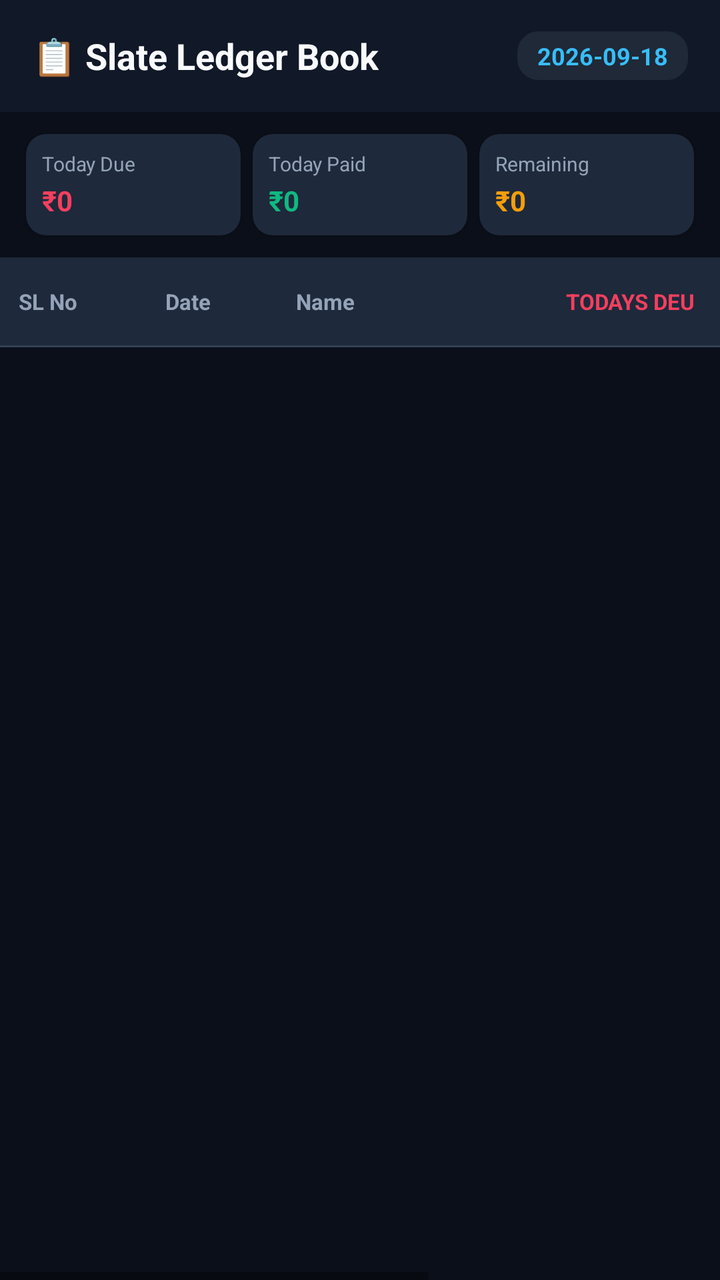
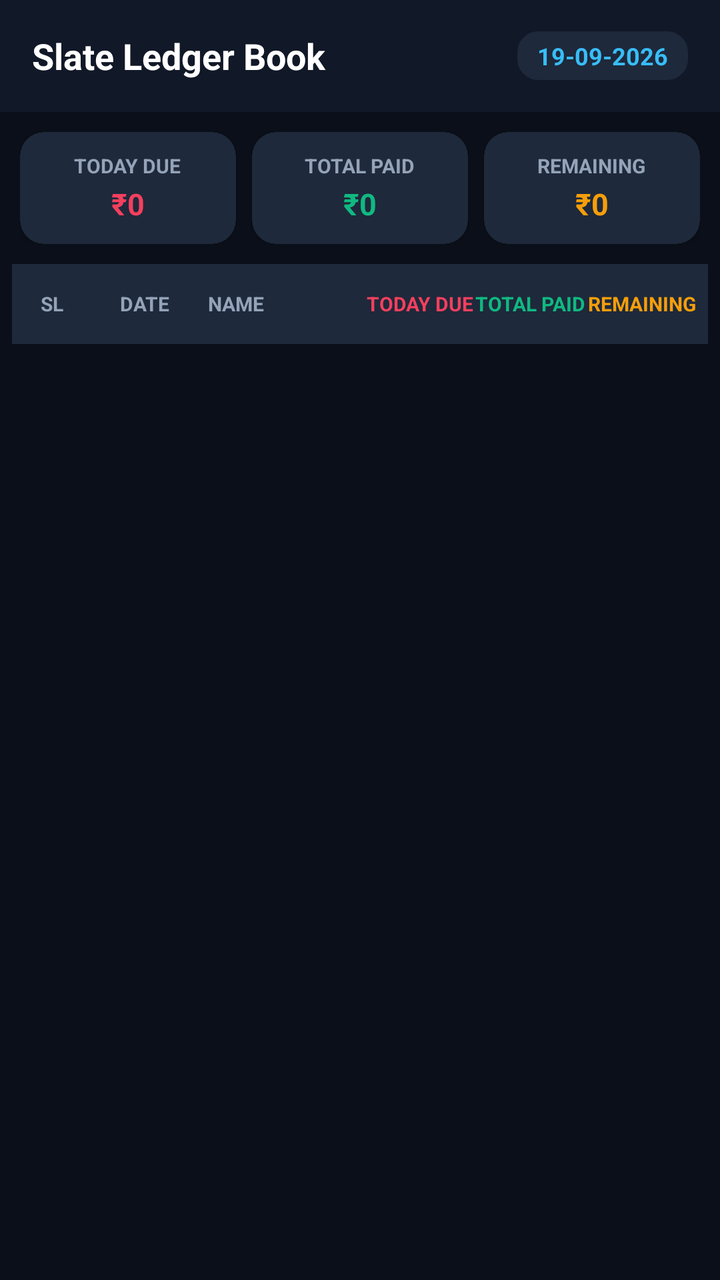

Screens rendered from an Android XML layout before and after an edit, with the pre-edit source and the edit as a unified diff.
<!-- AndroidManifest.xml: application theme Theme.QuickLoan -->
<!-- res/layout/activity_payment_history.xml -->
<?xml version="1.0" encoding="utf-8"?>
<LinearLayout xmlns:android="http://schemas.android.com/apk/res/android"
    xmlns:app="http://schemas.android.com/apk/res-auto"
    android:layout_width="match_parent"
    android:layout_height="match_parent"
    android:background="#0B0F19"
    android:orientation="vertical">

    
    <LinearLayout
        android:layout_width="match_parent"
        android:layout_height="56dp"
        android:background="#111827"
        android:gravity="center_vertical"
        android:orientation="horizontal"
        android:paddingHorizontal="16dp">

        <TextView
            android:layout_width="wrap_content"
            android:layout_height="wrap_content"
            android:text="📋 Slate Ledger Book"
            android:textColor="#F8FAFC"
            android:textSize="18sp"
            android:textStyle="bold" />

        <View
            android:layout_width="0dp"
            android:layout_height="1dp"
            android:layout_weight="1" />

        <TextView
            android:id="@+id/tvSlateCurrentDate"
            android:layout_width="wrap_content"
            android:layout_height="wrap_content"
            android:background="@drawable/edittext_bg"
            android:backgroundTint="#1F2937"
            android:paddingHorizontal="10dp"
            android:paddingVertical="4dp"
            android:text="2026-09-18"
            android:textColor="#38BDF8"
            android:textSize="12sp"
            android:textStyle="bold" />
    </LinearLayout>

    
    <LinearLayout
        android:layout_width="match_parent"
        android:layout_height="wrap_content"
        android:orientation="horizontal"
        android:paddingHorizontal="10dp"
        android:paddingVertical="8dp">

        <androidx.cardview.widget.CardView
            android:layout_width="0dp"
            android:layout_height="wrap_content"
            android:layout_margin="3dp"
            android:layout_weight="1"
            app:cardBackgroundColor="#1E293B"
            app:cardCornerRadius="10dp">
            <LinearLayout
                android:layout_width="match_parent"
                android:layout_height="wrap_content"
                android:orientation="vertical"
                android:padding="8dp">
                <TextView
                    android:layout_width="wrap_content"
                    android:layout_height="wrap_content"
                    android:text="Today Due"
                    android:textColor="#94A3B8"
                    android:textSize="10sp" />
                <TextView
                    android:id="@+id/tvSlateTotalDue"
                    android:layout_width="wrap_content"
                    android:layout_height="wrap_content"
                    android:layout_marginTop="2dp"
                    android:text="₹0"
                    android:textColor="#F43F5E"
                    android:textSize="14sp"
                    android:textStyle="bold" />
            </LinearLayout>
        </androidx.cardview.widget.CardView>

        <androidx.cardview.widget.CardView
            android:layout_width="0dp"
            android:layout_height="wrap_content"
            android:layout_margin="3dp"
            android:layout_weight="1"
            app:cardBackgroundColor="#1E293B"
            app:cardCornerRadius="10dp">
            <LinearLayout
                android:layout_width="match_parent"
                android:layout_height="wrap_content"
                android:orientation="vertical"
                android:padding="8dp">
                <TextView
                    android:layout_width="wrap_content"
                    android:layout_height="wrap_content"
                    android:text="Today Paid"
                    android:textColor="#94A3B8"
                    android:textSize="10sp" />
                <TextView
                    android:id="@+id/tvSlateTotalPaid"
                    android:layout_width="wrap_content"
                    android:layout_height="wrap_content"
                    android:layout_marginTop="2dp"
                    android:text="₹0"
                    android:textColor="#10B981"
                    android:textSize="14sp"
                    android:textStyle="bold" />
            </LinearLayout>
        </androidx.cardview.widget.CardView>

        <androidx.cardview.widget.CardView
            android:layout_width="0dp"
            android:layout_height="wrap_content"
            android:layout_margin="3dp"
            android:layout_weight="1"
            app:cardBackgroundColor="#1E293B"
            app:cardCornerRadius="10dp">
            <LinearLayout
                android:layout_width="match_parent"
                android:layout_height="wrap_content"
                android:orientation="vertical"
                android:padding="8dp">
                <TextView
                    android:layout_width="wrap_content"
                    android:layout_height="wrap_content"
                    android:text="Remaining"
                    android:textColor="#94A3B8"
                    android:textSize="10sp" />
                <TextView
                    android:id="@+id/tvSlateTotalRemaining"
                    android:layout_width="wrap_content"
                    android:layout_height="wrap_content"
                    android:layout_marginTop="2dp"
                    android:text="₹0"
                    android:textColor="#F59E0B"
                    android:textSize="14sp"
                    android:textStyle="bold" />
            </LinearLayout>
        </androidx.cardview.widget.CardView>
    </LinearLayout>

    <TextView
        android:id="@+id/tvEmptySlate"
        android:layout_width="match_parent"
        android:layout_height="wrap_content"
        android:gravity="center"
        android:padding="30dp"
        android:text="No ledger entries found"
        android:textColor="#64748B"
        android:visibility="gone" />

    
    <HorizontalScrollView
        android:layout_width="match_parent"
        android:layout_height="match_parent"
        android:fillViewport="true"
        android:scrollbars="horizontal">

        <LinearLayout
            android:layout_width="wrap_content"
            android:layout_height="match_parent"
            android:orientation="vertical">

            
            <LinearLayout
                android:layout_width="wrap_content"
                android:layout_height="44dp"
                android:background="#1E293B"
                android:gravity="center_vertical"
                android:orientation="horizontal">

                <TextView
                    android:layout_width="48dp"
                    android:layout_height="wrap_content"
                    android:gravity="center"
                    android:text="SL No"
                    android:textColor="#94A3B8"
                    android:textSize="11sp"
                    android:textStyle="bold" />

                <TextView
                    android:layout_width="92dp"
                    android:layout_height="wrap_content"
                    android:gravity="center"
                    android:text="Date"
                    android:textColor="#94A3B8"
                    android:textSize="11sp"
                    android:textStyle="bold" />

                <TextView
                    android:layout_width="125dp"
                    android:layout_height="wrap_content"
                    android:paddingStart="8dp"
                    android:text="Name"
                    android:textColor="#94A3B8"
                    android:textSize="11sp"
                    android:textStyle="bold" />

                <TextView
                    android:layout_width="100dp"
                    android:layout_height="wrap_content"
                    android:gravity="center"
                    android:text="TODAYS DEU"
                    android:textColor="#F43F5E"
                    android:textSize="11sp"
                    android:textStyle="bold" />

                <TextView
                    android:layout_width="115dp"
                    android:layout_height="wrap_content"
                    android:gravity="center"
                    android:text="TODAY'S PAYMENT"
                    android:textColor="#10B981"
                    android:textSize="11sp"
                    android:textStyle="bold" />

                <TextView
                    android:layout_width="125dp"
                    android:layout_height="wrap_content"
                    android:gravity="center"
                    android:text="REMAINING BALANCE"
                    android:textColor="#F59E0B"
                    android:textSize="11sp"
                    android:textStyle="bold" />
            </LinearLayout>

            <View
                android:layout_width="match_parent"
                android:layout_height="1dp"
                android:background="#334155" />

            
            <androidx.recyclerview.widget.RecyclerView
                android:id="@+id/rvSlateTable"
                android:layout_width="wrap_content"
                android:layout_height="match_parent" />
        </LinearLayout>
    </HorizontalScrollView>

</LinearLayout>
<!-- resources referenced by this layout -->
<resources>
  <!-- drawable edittext_bg (drawable) -->
  <?xml version="1.0" encoding="utf-8"?>
  <shape xmlns:android="http://schemas.android.com/apk/res/android"
      android:shape="rectangle">
      <solid android:color="#1E293B" />
      <stroke android:width="1dp" android:color="#475569" />
      <corners android:radius="10dp" />
  </shape>
  <style name="Theme.QuickLoan" parent="Theme.AppCompat.DayNight.NoActionBar">
          
          <item name="android:windowBackground">@color/surface_bg</item>
          <item name="android:colorBackground">@color/surface_bg</item>
  
          
          <item name="colorPrimary">@color/header_bg</item>
          <item name="colorPrimaryDark">#070A10</item>
          <item name="colorAccent">@color/brand_accent</item>
  
          
          <item name="android:statusBarColor">@color/header_bg</item>
          <item name="android:navigationBarColor">#070A10</item>
          <item name="android:windowLightStatusBar">false</item>
      </style>
  <color name="surface_bg">#0B0F19</color>
  <color name="header_bg">#111827</color>
  <color name="brand_accent">#38BDF8</color>
</resources>

<!-- the commit's change to res/layout/activity_payment_history.xml (unified diff, before → after) -->
@@ -16,27 +16,23 @@
         android:paddingHorizontal="16dp">
 
         <TextView
-            android:layout_width="wrap_content"
-            android:layout_height="wrap_content"
-            android:text="📋 Slate Ledger Book"
-            android:textColor="#F8FAFC"
+            android:layout_width="0dp"
+            android:layout_height="wrap_content"
+            android:layout_weight="1"
+            android:text="Slate Ledger Book"
+            android:textColor="#FFFFFF"
             android:textSize="18sp"
             android:textStyle="bold" />
-
-        <View
-            android:layout_width="0dp"
-            android:layout_height="1dp"
-            android:layout_weight="1" />
 
         <TextView
             android:id="@+id/tvSlateCurrentDate"
             android:layout_width="wrap_content"
             android:layout_height="wrap_content"
             android:background="@drawable/edittext_bg"
-            android:backgroundTint="#1F2937"
+            android:backgroundTint="#1E293B"
             android:paddingHorizontal="10dp"
             android:paddingVertical="4dp"
-            android:text="2026-09-18"
+            android:text="19-09-2026"
             android:textColor="#38BDF8"
             android:textSize="12sp"
             android:textStyle="bold" />
@@ -46,28 +42,34 @@
     <LinearLayout
         android:layout_width="match_parent"
         android:layout_height="wrap_content"
-        android:orientation="horizontal"
-        android:paddingHorizontal="10dp"
-        android:paddingVertical="8dp">
-
+        android:layout_margin="10dp"
+        android:orientation="horizontal">
+
+        
         <androidx.cardview.widget.CardView
             android:layout_width="0dp"
             android:layout_height="wrap_content"
-            android:layout_margin="3dp"
+            android:layout_marginEnd="4dp"
             android:layout_weight="1"
             app:cardBackgroundColor="#1E293B"
-            app:cardCornerRadius="10dp">
+            app:cardCornerRadius="12dp"
+            app:cardElevation="2dp">
+
             <LinearLayout
                 android:layout_width="match_parent"
                 android:layout_height="wrap_content"
+                android:gravity="center"
                 android:orientation="vertical"
-                android:padding="8dp">
-                <TextView
-                    android:layout_width="wrap_content"
-                    android:layout_height="wrap_content"
-                    android:text="Today Due"
+                android:padding="10dp">
+
+                <TextView
+                    android:layout_width="wrap_content"
+                    android:layout_height="wrap_content"
+                    android:text="TODAY DUE"
                     android:textColor="#94A3B8"
-                    android:textSize="10sp" />
+                    android:textSize="10sp"
+                    android:textStyle="bold" />
+
                 <TextView
                     android:id="@+id/tvSlateTotalDue"
                     android:layout_width="wrap_content"
@@ -75,29 +77,36 @@
                     android:layout_marginTop="2dp"
                     android:text="₹0"
                     android:textColor="#F43F5E"
-                    android:textSize="14sp"
+                    android:textSize="15sp"
                     android:textStyle="bold" />
             </LinearLayout>
         </androidx.cardview.widget.CardView>
 
+        
         <androidx.cardview.widget.CardView
             android:layout_width="0dp"
             android:layout_height="wrap_content"
-            android:layout_margin="3dp"
+            android:layout_marginHorizontal="4dp"
             android:layout_weight="1"
             app:cardBackgroundColor="#1E293B"
-            app:cardCornerRadius="10dp">
+            app:cardCornerRadius="12dp"
+            app:cardElevation="2dp">
+
             <LinearLayout
                 android:layout_width="match_parent"
                 android:layout_height="wrap_content"
+                android:gravity="center"
                 android:orientation="vertical"
-                android:padding="8dp">
-                <TextView
-                    android:layout_width="wrap_content"
-                    android:layout_height="wrap_content"
-                    android:text="Today Paid"
+                android:padding="10dp">
+
+                <TextView
+                    android:layout_width="wrap_content"
+                    android:layout_height="wrap_content"
+                    android:text="TOTAL PAID"
                     android:textColor="#94A3B8"
-                    android:textSize="10sp" />
+                    android:textSize="10sp"
+                    android:textStyle="bold" />
+
                 <TextView
                     android:id="@+id/tvSlateTotalPaid"
                     android:layout_width="wrap_content"
@@ -105,29 +114,36 @@
                     android:layout_marginTop="2dp"
                     android:text="₹0"
                     android:textColor="#10B981"
-                    android:textSize="14sp"
+                    android:textSize="15sp"
                     android:textStyle="bold" />
             </LinearLayout>
         </androidx.cardview.widget.CardView>
 
+        
         <androidx.cardview.widget.CardView
             android:layout_width="0dp"
             android:layout_height="wrap_content"
-            android:layout_margin="3dp"
+            android:layout_marginStart="4dp"
             android:layout_weight="1"
             app:cardBackgroundColor="#1E293B"
-            app:cardCornerRadius="10dp">
+            app:cardCornerRadius="12dp"
+            app:cardElevation="2dp">
+
             <LinearLayout
                 android:layout_width="match_parent"
                 android:layout_height="wrap_content"
+                android:gravity="center"
                 android:orientation="vertical"
-                android:padding="8dp">
-                <TextView
-                    android:layout_width="wrap_content"
-                    android:layout_height="wrap_content"
-                    android:text="Remaining"
+                android:padding="10dp">
+
+                <TextView
+                    android:layout_width="wrap_content"
+                    android:layout_height="wrap_content"
+                    android:text="REMAINING"
                     android:textColor="#94A3B8"
-                    android:textSize="10sp" />
+                    android:textSize="10sp"
+                    android:textStyle="bold" />
+
                 <TextView
                     android:id="@+id/tvSlateTotalRemaining"
                     android:layout_width="wrap_content"
@@ -135,108 +151,98 @@
                     android:layout_marginTop="2dp"
                     android:text="₹0"
                     android:textColor="#F59E0B"
-                    android:textSize="14sp"
+                    android:textSize="15sp"
                     android:textStyle="bold" />
             </LinearLayout>
         </androidx.cardview.widget.CardView>
     </LinearLayout>
 
+    
+    <LinearLayout
+        android:layout_width="match_parent"
+        android:layout_height="40dp"
+        android:layout_marginHorizontal="6dp"
+        android:background="#1E293B"
+        android:gravity="center_vertical"
+        android:orientation="horizontal"
+        android:paddingHorizontal="6dp">
+
+        <TextView
+            android:layout_width="28dp"
+            android:layout_height="wrap_content"
+            android:gravity="center"
+            android:text="SL"
+            android:textColor="#94A3B8"
+            android:textSize="10sp"
+            android:textStyle="bold" />
+
+        <TextView
+            android:layout_width="64dp"
+            android:layout_height="wrap_content"
+            android:gravity="center"
+            android:text="DATE"
+            android:textColor="#94A3B8"
+            android:textSize="10sp"
+            android:textStyle="bold" />
+
+        <TextView
+            android:layout_width="0dp"
+            android:layout_height="wrap_content"
+            android:layout_weight="1.4"
+            android:text="NAME"
+            android:textColor="#94A3B8"
+            android:textSize="10sp"
+            android:textStyle="bold" />
+
+        <TextView
+            android:layout_width="0dp"
+            android:layout_height="wrap_content"
+            android:layout_weight="1"
+            android:gravity="end"
+            android:text="TODAY DUE"
+            android:textColor="#F43F5E"
+            android:textSize="10sp"
+            android:textStyle="bold" />
+
+        <TextView
+            android:layout_width="0dp"
+            android:layout_height="wrap_content"
+            android:layout_weight="1"
+            android:gravity="end"
+            android:text="TOTAL PAID"
+            android:textColor="#10B981"
+            android:textSize="10sp"
+            android:textStyle="bold" />
+
+        <TextView
+            android:layout_width="0dp"
+            android:layout_height="wrap_content"
+            android:layout_weight="1"
+            android:gravity="end"
+            android:text="REMAINING"
+            android:textColor="#F59E0B"
+            android:textSize="10sp"
+            android:textStyle="bold" />
+    </LinearLayout>
+
+    
     <TextView
         android:id="@+id/tvEmptySlate"
         android:layout_width="match_parent"
         android:layout_height="wrap_content"
         android:gravity="center"
         android:padding="30dp"
-        android:text="No ledger entries found"
+        android:text="No running loan records found"
         android:textColor="#64748B"
         android:visibility="gone" />
 
     
-    <HorizontalScrollView
+    <androidx.recyclerview.widget.RecyclerView
+        android:id="@+id/rvSlateTable"
         android:layout_width="match_parent"
         android:layout_height="match_parent"
-        android:fillViewport="true"
-        android:scrollbars="horizontal">
-
-        <LinearLayout
-            android:layout_width="wrap_content"
-            android:layout_height="match_parent"
-            android:orientation="vertical">
-
-            
-            <LinearLayout
-                android:layout_width="wrap_content"
-                android:layout_height="44dp"
-                android:background="#1E293B"
-                android:gravity="center_vertical"
-                android:orientation="horizontal">
-
-                <TextView
-                    android:layout_width="48dp"
-                    android:layout_height="wrap_content"
-                    android:gravity="center"
-                    android:text="SL No"
-                    android:textColor="#94A3B8"
-                    android:textSize="11sp"
-                    android:textStyle="bold" />
-
-                <TextView
-                    android:layout_width="92dp"
-                    android:layout_height="wrap_content"
-                    android:gravity="center"
-                    android:text="Date"
-                    android:textColor="#94A3B8"
-                    android:textSize="11sp"
-                    android:textStyle="bold" />
-
-                <TextView
-                    android:layout_width="125dp"
-                    android:layout_height="wrap_content"
-                    android:paddingStart="8dp"
-                    android:text="Name"
-                    android:textColor="#94A3B8"
-                    android:textSize="11sp"
-                    android:textStyle="bold" />
-
-                <TextView
-                    android:layout_width="100dp"
-                    android:layout_height="wrap_content"
-                    android:gravity="center"
-                    android:text="TODAYS DEU"
-                    android:textColor="#F43F5E"
-                    android:textSize="11sp"
-                    android:textStyle="bold" />
-
-                <TextView
-                    android:layout_width="115dp"
-                    android:layout_height="wrap_content"
-                    android:gravity="center"
-                    android:text="TODAY'S PAYMENT"
-                    android:textColor="#10B981"
-                    android:textSize="11sp"
-                    android:textStyle="bold" />
-
-                <TextView
-                    android:layout_width="125dp"
-                    android:layout_height="wrap_content"
-                    android:gravity="center"
-                    android:text="REMAINING BALANCE"
-                    android:textColor="#F59E0B"
-                    android:textSize="11sp"
-                    android:textStyle="bold" />
-            </LinearLayout>
-
-            <View
-                android:layout_width="match_parent"
-                android:layout_height="1dp"
-                android:background="#334155" />
-
-            
-            <androidx.recyclerview.widget.RecyclerView
-                android:id="@+id/rvSlateTable"
-                android:layout_width="wrap_content"
-                android:layout_height="match_parent" />
-        </LinearLayout>
-    </HorizontalScrollView>
+        android:layout_marginHorizontal="6dp"
+        android:clipToPadding="false"
+        android:paddingBottom="16dp" />
 
 </LinearLayout>
